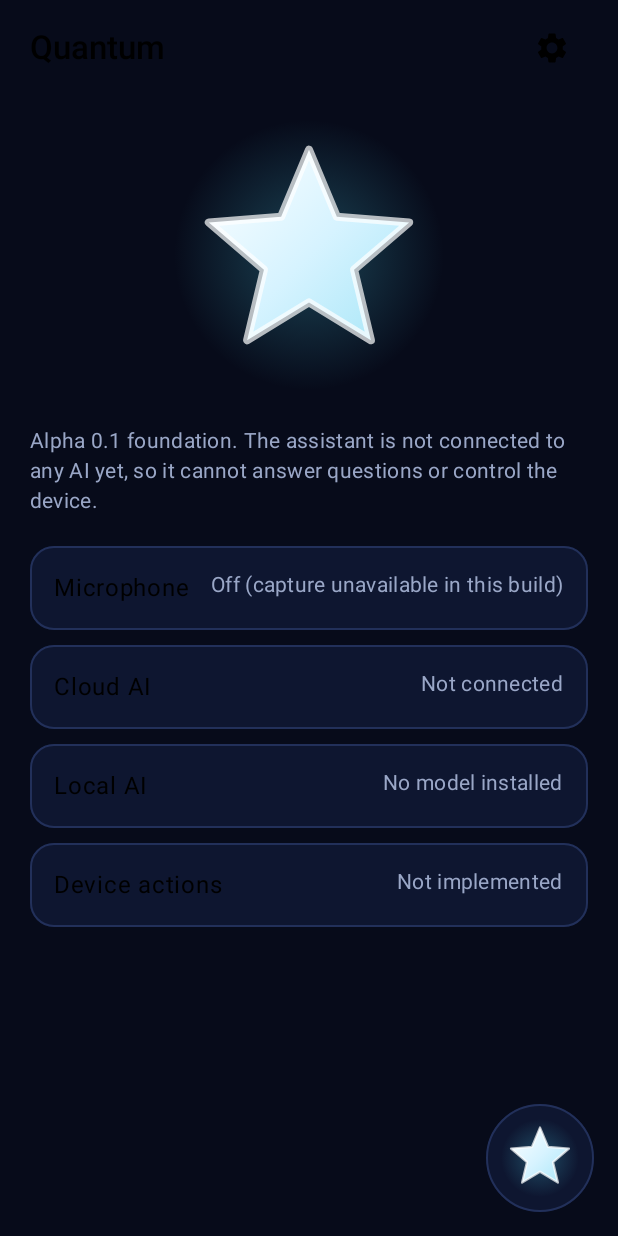
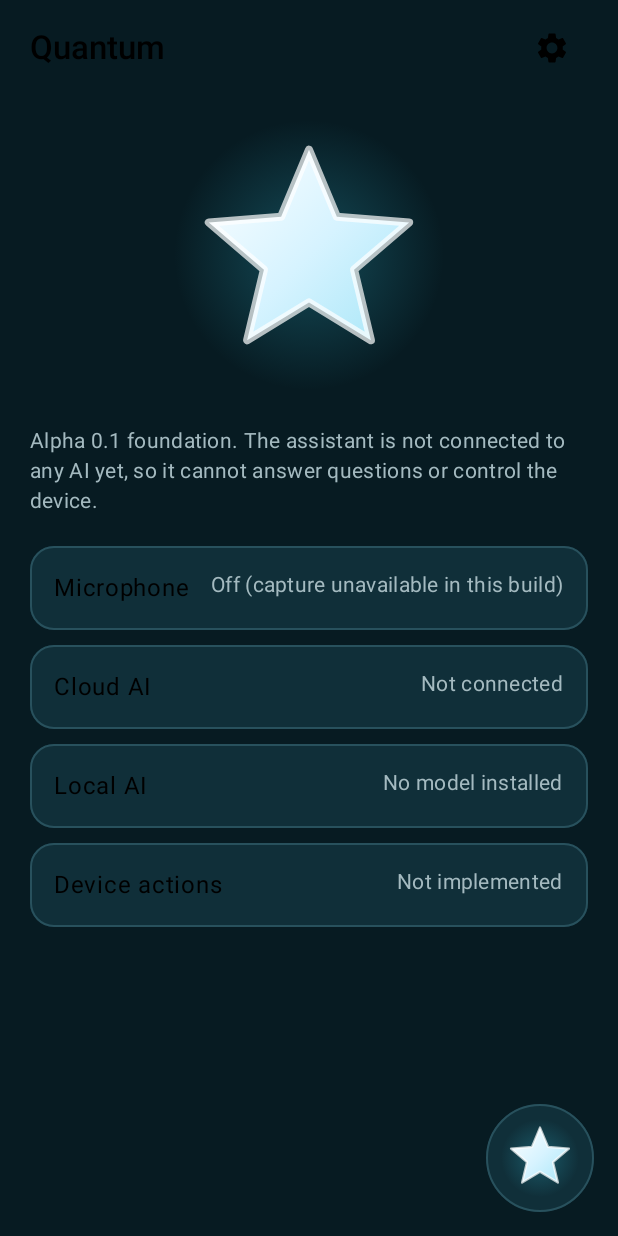
Before and after one commit to nistratovmatvej-crypto/Quantum-, an Android app built with Jetpack Compose: the screen it shows after launch (MainActivity), on a phone screen of 412 x 824 dp. Run offline under Robolectric (Android 15) with nearby library versions, the phone set to English and light mode, and no system bars.

Commit message:
Design: introduce Quantum teal identity and concentric logo

```diff
--- a/app/src/main/java/com/quantum/assistant/ui/theme/Theme.kt
+++ b/app/src/main/java/com/quantum/assistant/ui/theme/Theme.kt
@@ -5,28 +5,48 @@ import androidx.compose.material3.darkColorScheme
 import androidx.compose.runtime.Composable
 import androidx.compose.ui.graphics.Color
 
+/**
+ * Quantum's own identity: deep Atlantic teal, warm porcelain and a precise cyan.
+ * The palette is inspired by the restraint and material clarity of recent iOS,
+ * without copying Apple's interface or brand assets.
+ */
 object QuantumColors {
-    val Navy = Color(0xFF070B1A)
-    val NavySurface = Color(0xFF0E1630)
-    val NavyOutline = Color(0xFF22305A)
-    val Cyan = Color(0xFF4FD8F0)
-    val StarWhite = Color(0xFFFFFFFF)
-    val TextMuted = Color(0xFF9AA7C7)
+    val Background = Color(0xFF071B22)
+    val BackgroundElevated = Color(0xFF0B252E)
+    val Surface = Color(0xFF102F39)
+    val SurfaceRaised = Color(0xFF173B46)
+    val Outline = Color(0xFF28515D)
+    val Accent = Color(0xFF08A8C9)
+    val AccentBright = Color(0xFF36C9E5)
+    val Porcelain = Color(0xFFF4F3EF)
+    val TextMuted = Color(0xFFA4BAC0)
+    val Success = Color(0xFF70D6B1)
+    val Warning = Color(0xFFFFC477)
+
+    // Compatibility aliases used by the existing Alpha foundation.
+    val Navy = Background
+    val NavySurface = Surface
+    val NavyOutline = Outline
+    val Cyan = AccentBright
+    val StarWhite = Porcelain
 }
 
 private val Scheme = darkColorScheme(
-    primary = QuantumColors.Cyan,
-    onPrimary = QuantumColors.Navy,
-    background = QuantumColors.Navy,
-    onBackground = QuantumColors.StarWhite,
-    surface = QuantumColors.NavySurface,
-    onSurface = QuantumColors.StarWhite,
-    surfaceVariant = QuantumColors.NavySurface,
+    primary = QuantumColors.AccentBright,
+    onPrimary = QuantumColors.Background,
+    secondary = QuantumColors.Accent,
+    onSecondary = QuantumColors.Porcelain,
+    background = QuantumColors.Background,
+    onBackground = QuantumColors.Porcelain,
+    surface = QuantumColors.Surface,
+    onSurface = QuantumColors.Porcelain,
+    surfaceVariant = QuantumColors.SurfaceRaised,
     onSurfaceVariant = QuantumColors.TextMuted,
-    outline = QuantumColors.NavyOutline,
-    error = Color(0xFFFF6B7A)
+    outline = QuantumColors.Outline,
+    error = Color(0xFFFF7B82)
 )
 
-/** Dark-only by design: the identity is a deep navy background. */
 @Composable
-fun QuantumTheme(content: @Composable () -> Unit) = MaterialTheme(colorScheme = Scheme, content = content)
+fun QuantumTheme(content: @Composable () -> Unit) {
+    MaterialTheme(colorScheme = Scheme, content = content)
+}
```
